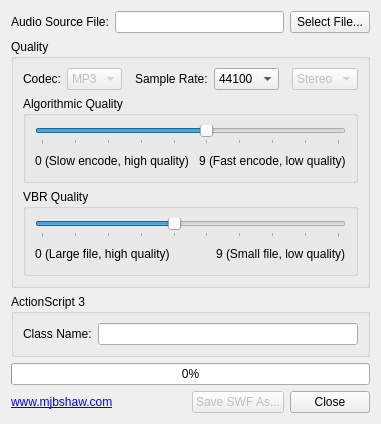
Old version of the form SWF MP3 Looper/SwfMp3Looper.ui in the repository mjbshaw/SWF-MP3-Looper.
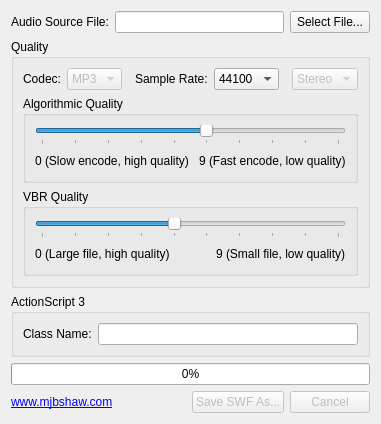
New version of the form.

```diff
--- a/SWF MP3 Looper/SwfMp3Looper.ui
+++ b/SWF MP3 Looper/SwfMp3Looper.ui
@@ -323,8 +323,11 @@
      </item>
      <item>
       <widget class="QPushButton" name="cancelButton">
+       <property name="enabled">
+        <bool>false</bool>
+       </property>
        <property name="text">
-        <string>Close</string>
+        <string>Cancel</string>
        </property>
       </widget>
      </item>
```
Left out of the diff: 19 changed lines with no effect on the pictures.
